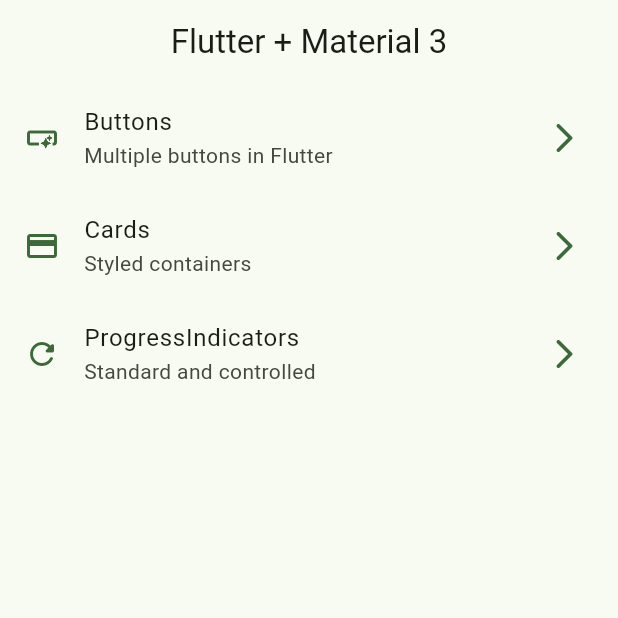
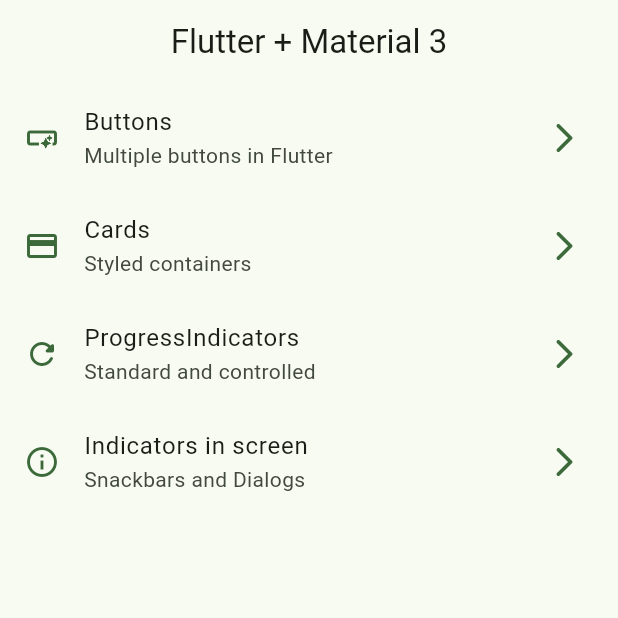
Before and after one commit to isaiasdr/flutter-widgets-app, a Flutter app: the screen it shows after launch, on a phone screen of 412 x 824 dp, the top half of it. Run offline on Flutter 3.47's test engine with Material 2 defaults, Android fonts, the phone set to English and light mode, and no system bars; our stand-ins replace go_router.

Commit message:
UPDATE: Snackbars finished

```diff
--- a/lib/config/menu/menu_items.dart
+++ b/lib/config/menu/menu_items.dart
@@ -36,4 +36,11 @@ const appMenuItems = <MenuItem> [
       subTitle: 'Standard and controlled',
       title: 'ProgressIndicators'
     ),
+
+    MenuItem(
+      icon: Icons.info_outline,
+      link: '/snackbars',
+      subTitle: 'Snackbars and Dialogs',
+      title: 'Indicators in screen'
+    ),
   ];
--- a/lib/config/router/app_router.dart
+++ b/lib/config/router/app_router.dart
@@ -29,5 +29,11 @@ final router = GoRouter(
       name: ProgressScreen.name,
       builder: (context, state) => const ProgressScreen(),
     ),
+
+    GoRoute(
+      path: '/snackbars',
+      name: SnackbarScreen.name,
+      builder: (context, state) => const SnackbarScreen(),
+    ),
   ],
 );
--- a/lib/main.dart
+++ b/lib/main.dart
@@ -12,6 +12,7 @@ class MainApp extends StatelessWidget {
   @override
   Widget build(BuildContext context) {
     return MaterialApp.router(
+      title: 'Flutter Widgets',
       routerConfig: router,
       debugShowCheckedModeBanner: false,
       theme: AppTheme(selectedColor: 2).getTheme(),
```
Also changed, not shown: lib/presentation/screens/snackbar/snackbar_screen.dart (+71 -1 lines).
